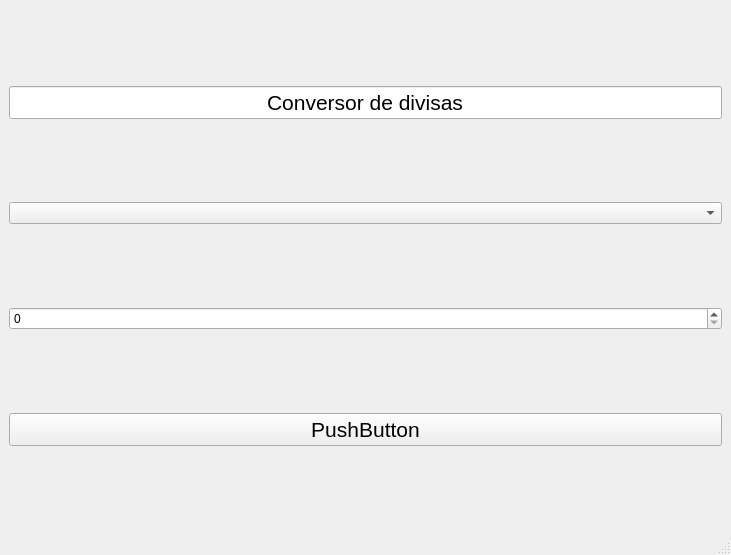
The window that interfaz.ui (Ibrahh05/ConversorDivisas) describes before a commit, drawn with Qt 5.
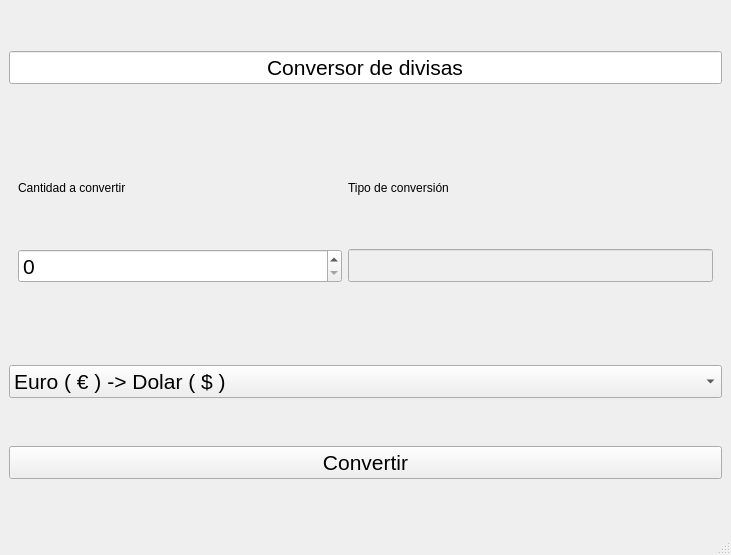
The same window after the commit.

Patch:
```diff
--- a/interfaz.ui
+++ b/interfaz.ui
@@ -34,10 +34,94 @@
      </widget>
     </item>
     <item>
-     <widget class="QComboBox" name="comboBox"/>
+     <widget class="QWidget" name="gridWidget" native="true">
+      <property name="maximumSize">
+       <size>
+        <width>16777215</width>
+        <height>185</height>
+       </size>
+      </property>
+      <layout class="QGridLayout" name="gridLayout">
+       <property name="topMargin">
+        <number>0</number>
+       </property>
+       <item row="2" column="0">
+        <widget class="QSpinBox" name="cantidadIntroducida">
+         <property name="font">
+          <font>
+           <pointsize>16</pointsize>
+          </font>
+         </property>
+        </widget>
+       </item>
+       <item row="0" column="1">
+        <widget class="QLabel" name="label">
+         <property name="text">
+          <string>Tipo de conversión</string>
+         </property>
+         <property name="margin">
+          <number>0</number>
+         </property>
+        </widget>
+       </item>
+       <item row="0" column="0">
+        <widget class="QLabel" name="label_2">
+         <property name="maximumSize">
+          <size>
+           <width>16777215</width>
+           <height>61</height>
+          </size>
+         </property>
+         <property name="tabletTracking">
+          <bool>false</bool>
+         </property>
+         <property name="text">
+          <string>Cantidad a convertir</string>
+         </property>
+         <property name="margin">
+          <number>0</number>
+         </property>
+        </widget>
+       </item>
+       <item row="2" column="1">
+        <widget class="QLineEdit" name="cantidadResultado">
+         <property name="enabled">
+          <bool>false</bool>
+         </property>
+         <property name="maximumSize">
+          <size>
+           <width>365</width>
+           <height>16777215</height>
+          </size>
+         </property>
+         <property name="font">
+          <font>
+           <pointsize>16</pointsize>
+          </font>
+         </property>
+        </widget>
+       </item>
+      </layout>
+     </widget>
     </item>
     <item>
-     <widget class="QSpinBox" name="spinBox"/>
+     <widget class="QComboBox" name="seleccionarDivisa">
+      <property name="font">
+       <font>
+        <pointsize>16</pointsize>
+       </font>
+      </property>
+      <item>
+       <property name="text">
+        <string>Euro ( € ) -&gt; Dolar ( $ )</string>
+       </property>
+      </item>
+      <item>
+       <property name="text">
+        <string>Dolar ( $ ) -&gt; Euro ( € )</string>
+       </property>
+      </item>
+     </widget>
     </item>
     <item>
      <widget class="QPushButton" name="pushButton">
@@ -47,7 +131,7 @@
        </font>
       </property>
       <property name="text">
-       <string>PushButton</string>
+       <string>Convertir</string>
       </property>
      </widget>
     </item>
```
Left out of the diff: 4 changed lines with no effect on the pictures.
